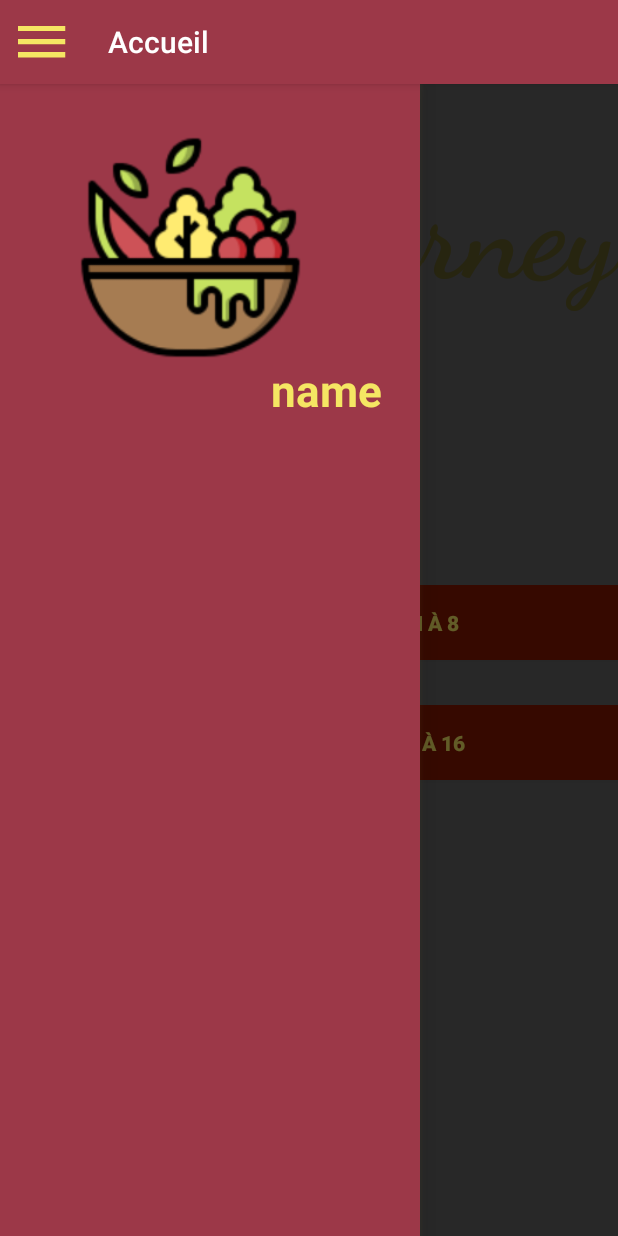
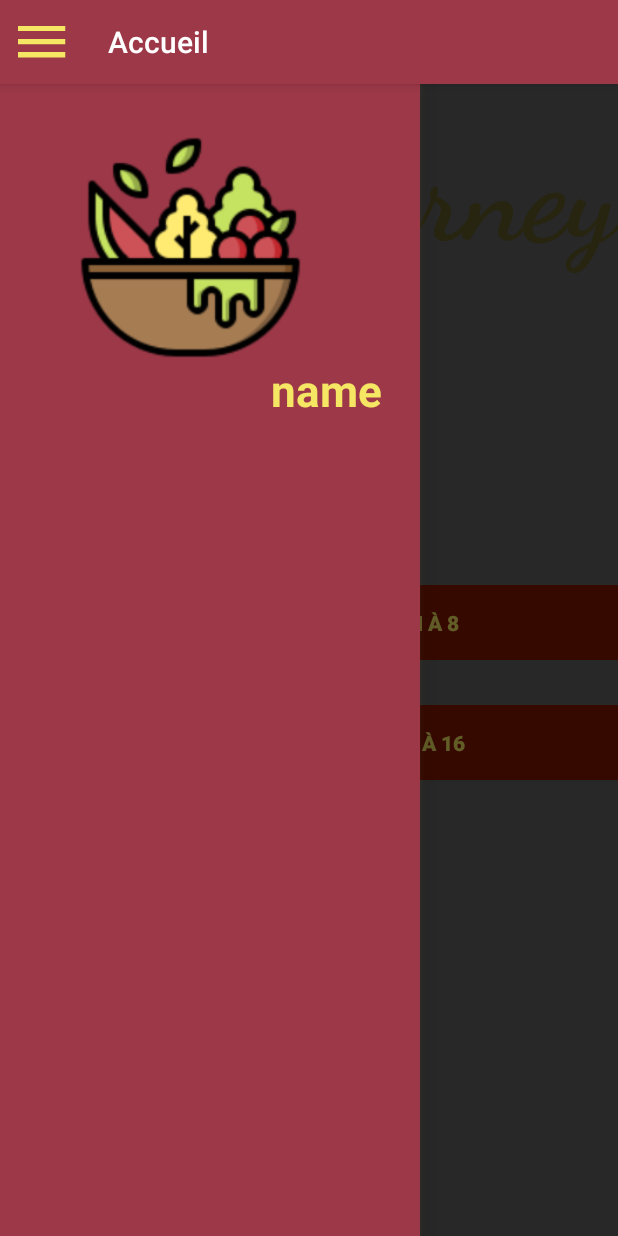
Before and after one commit to ErwanBouriau/Android, an Android app: the MainActivity screen opened directly, with no data from a screen before it, with the side drawer open, on a phone screen of 412 x 824 dp. Run offline under Robolectric (Android 15) with nearby library versions, the phone set to English and light mode, and no system bars.

Commit message:
home title

```diff
--- a/app/src/main/res/layout/activity_main.xml
+++ b/app/src/main/res/layout/activity_main.xml
@@ -28,7 +28,7 @@
 
         <TextView
             android:layout_width="match_parent"
-            android:layout_height="200dp"
+            android:layout_height="150dp"
             android:fontFamily="cursive"
             android:gravity="center"
             android:text="@string/app_title"
```
